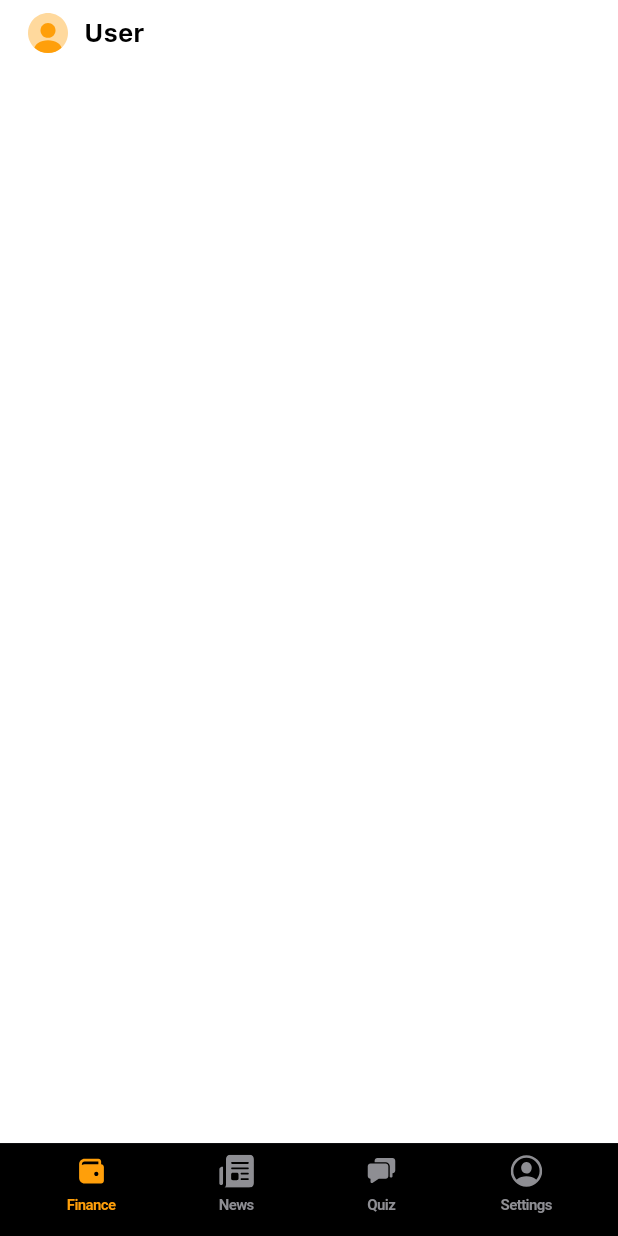
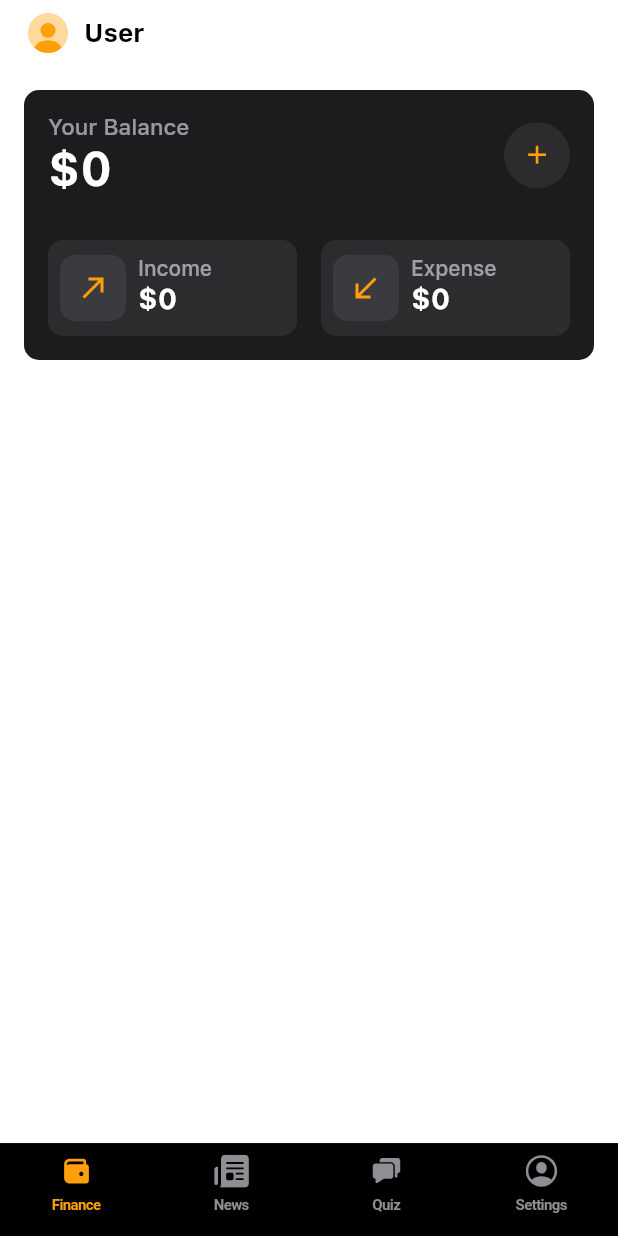
Before and after one commit to kent0505/project11, a Flutter app: the screen it shows after launch, on a phone screen of 412 x 824 dp. Run offline on Flutter 3.47's test engine with Material 3 defaults, Android fonts, the phone set to English and light mode, and no system bars; our stand-ins replace flutter_bloc, flutter_svg, go_router, hive_flutter, image_picker, shared_preferences; accounts and stored records are empty; Roboto replaces fonts that are missing (SFM).

Commit message:
added balance card

```diff
--- a/lib/core/config/router.dart
+++ b/lib/core/config/router.dart
@@ -1,6 +1,7 @@
 import 'package:go_router/go_router.dart';
 
 import '../../features/home/pages/home_page.dart';
+import '../../features/operation/pages/add_operation_page.dart';
 import '../../features/settings/pages/my_profile_page.dart';
 import '../../features/splash/onboard_page.dart';
 import '../../features/splash/splash_page.dart';
@@ -21,6 +22,10 @@ final routerConfig = GoRouter(
       builder: (context, state) => const HomePage(),
     ),
     GoRoute(
+      path: '/add-operation',
+      builder: (context, state) => const AddOperationPage(),
+    ),
+    GoRoute(
       path: '/myprofile',
       builder: (context, state) => const MyProfilePage(),
     ),
--- a/lib/core/utils.dart
+++ b/lib/core/utils.dart
@@ -9,6 +9,8 @@ import 'models/my_model.dart';
 String firstName = 'User';
 String lastName = '';
 String imagePath = '';
+int myIncomes = 0;
+int myExpenses = 0;
 
 // SHARED PREFS
 Future<void> getData() async {
@@ -16,6 +18,8 @@ Future<void> getData() async {
   firstName = prefs.getString('firstName') ?? 'User';
   lastName = prefs.getString('lastName') ?? '';
   imagePath = prefs.getString('imagePath') ?? '';
+  myIncomes = prefs.getInt('myIncomes') ?? 0;
+  myExpenses = prefs.getInt('myExpenses') ?? 0;
 }
 
 Future<void> saveName(String firstName, String lastName) async {
@@ -28,6 +32,15 @@ Future<void> saveImage(String path) async {
   final prefs = await SharedPreferences.getInstance();
   prefs.setString('imagePath', path);
   imagePath = path;
+}
+
+Future<void> saveMoney(int amount, bool income) async {
+  final prefs = await SharedPreferences.getInstance();
+  if (income) {
+    prefs.setInt('myIncomes', amount);
+  } else {
+    prefs.setInt('myExpenses', amount);
+  }
 }
 
 // HIVE
--- a/lib/core/widgets/custom_appbar.dart
+++ b/lib/core/widgets/custom_appbar.dart
@@ -3,7 +3,7 @@ import 'package:flutter/material.dart';
 import 'buttons/arrow_back_button.dart';
 
 class CustomAppbar extends StatelessWidget {
-  const CustomAppbar({super.key, required this.title});
+  const CustomAppbar(this.title, {super.key});
 
   final String title;
 
--- a/lib/features/home/pages/home_page.dart
+++ b/lib/features/home/pages/home_page.dart
@@ -4,6 +4,7 @@ import 'package:flutter_bloc/flutter_bloc.dart';
 import '../../../core/widgets/custom_scaffold.dart';
 import '../../settings/pages/settings_page.dart';
 import '../bloc/home_bloc.dart';
+import '../widgets/balance_card.dart';
 import '../widgets/home_appbar.dart';
 import '../widgets/nav_bar.dart';
 
@@ -40,10 +41,15 @@ class _Home extends StatefulWidget {
 class _HomeState extends State<_Home> {
   @override
   Widget build(BuildContext context) {
-    return const Column(
-      children: [
-        HomeAppbar(),
-      ],
+    return const Padding(
+      padding: EdgeInsets.symmetric(horizontal: 16),
+      child: Column(
+        children: [
+          HomeAppbar(),
+          SizedBox(height: 16),
+          BalanceCard(),
+        ],
+      ),
     );
   }
 }
--- /dev/null
+++ b/lib/features/home/widgets/balance_card.dart
@@ -0,0 +1,148 @@
+import 'package:flutter/cupertino.dart';
+import 'package:flutter/material.dart';
+import 'package:flutter_svg/flutter_svg.dart';
+import 'package:go_router/go_router.dart';
+
+import '../../../core/config/app_colors.dart';
+import '../../../core/utils.dart';
+
+class BalanceCard extends StatelessWidget {
+  const BalanceCard({super.key});
+
+  @override
+  Widget build(BuildContext context) {
+    return Container(
+      height: 180,
+      padding: const EdgeInsets.all(16),
+      decoration: BoxDecoration(
+        color: const Color(0xff1C1C1E),
+        borderRadius: BorderRadius.circular(10),
+      ),
+      child: Column(
+        children: [
+          Row(
+            children: [
+              Column(
+                crossAxisAlignment: CrossAxisAlignment.start,
+                children: [
+                  Text(
+                    'Your Balance',
+                    style: TextStyle(
+                      color: const Color(0xffEBEBF5).withOpacity(0.6),
+                      fontSize: 15,
+                    ),
+                  ),
+                  Text(
+                    '\$${myIncomes - myExpenses}',
+                    style: const TextStyle(
+                      color: Colors.white,
+                      fontSize: 31,
+                      fontFamily: 'SFB',
+                    ),
+                  ),
+                ],
+              ),
+              const Spacer(),
+              CupertinoButton(
+                onPressed: () {
+                  context.push('/add-operation');
+                },
+                padding: EdgeInsets.zero,
+                minSize: 44,
+                child: Container(
+                  height: 44,
+                  width: 44,
+                  decoration: BoxDecoration(
+                    color: const Color(0xffEBEBF5).withOpacity(0.08),
+                    borderRadius: BorderRadius.circular(22),
+                  ),
+                  child: const Center(
+                    child: Icon(
+                      Icons.add,
+                      color: AppColors.yellow,
+                    ),
+                  ),
+                ),
+              ),
+            ],
+          ),
+          const Spacer(),
+          const Row(
+            children: [
+              _IncomeCard(true),
+              SizedBox(width: 16),
+              _IncomeCard(false),
+            ],
+          ),
+        ],
+      ),
+    );
+  }
+}
+
+class _IncomeCard extends StatelessWidget {
+  const _IncomeCard(this.income);
+
+  final bool income;
+
+  @override
+  Widget build(BuildContext context) {
+    return Expanded(
+      child: Container(
+        height: 64,
+        decoration: BoxDecoration(
+          color: const Color(0xffEBEBF5).withOpacity(0.08),
+          borderRadius: BorderRadius.circular(10),
+        ),
+        child: Row(
+          children: [
+            const SizedBox(width: 8),
+            Container(
+              height: 44,
+              width: 44,
+              decoration: BoxDecoration(
+                color: const Color(0xffEBEBF5).withOpacity(0.08),
+                borderRadius: BorderRadius.circular(10),
+              ),
+              child: Center(
+                child: SvgPicture.asset(
+                  income
+                      ? 'assets/income_arrow1.svg'
+                      : 'assets/income_arrow2.svg',
+                ),
+              ),
+            ),
+            const SizedBox(width: 8),
+            SizedBox(
+              height: 42,
+              child: Column(
+                mainAxisAlignment: MainAxisAlignment.spaceBetween,
+                crossAxisAlignment: CrossAxisAlignment.start,
+                children: [
+                  Text(
+                    income ? 'Income' : 'Expense',
+                    style: TextStyle(
+                      color: const Color(0xffEBEBF5).withOpacity(0.6),
+                    ),
+                  ),
+                  Expanded(
+                    child: Text(
+                      income ? '\$$myIncomes' : '\$$myExpenses',
+                      overflow: TextOverflow.ellipsis,
+                      maxLines: 1,
+                      style: const TextStyle(
+                        color: Colors.white,
+                        fontSize: 19,
+                        fontFamily: 'SFB',
+                      ),
+                    ),
+                  ),
+                ],
+              ),
+            ),
+          ],
+        ),
+      ),
+    );
+  }
+}
--- a/lib/features/home/widgets/home_appbar.dart
+++ b/lib/features/home/widgets/home_appbar.dart
@@ -12,7 +12,6 @@ class HomeAppbar extends StatelessWidget {
       height: 44,
       child: Row(
         children: [
-          const SizedBox(width: 16),
           const ProfileImage(height: 32),
           const SizedBox(width: 8),
           Text(
--- a/lib/features/home/widgets/nav_bar.dart
+++ b/lib/features/home/widgets/nav_bar.dart
@@ -16,7 +16,7 @@ class NavBar extends StatelessWidget {
       child: Container(
         height: 62,
         alignment: Alignment.center,
-        padding: const EdgeInsets.symmetric(horizontal: 30),
+        padding: const EdgeInsets.symmetric(horizontal: 20),
         decoration: BoxDecoration(
           color: Colors.black,
           border: Border(
--- /dev/null
+++ b/lib/features/operation/pages/add_operation_page.dart
@@ -0,0 +1,19 @@
+import 'package:flutter/material.dart';
+
+import '../../../core/widgets/custom_appbar.dart';
+import '../../../core/widgets/custom_scaffold.dart';
+
+class AddOperationPage extends StatelessWidget {
+  const AddOperationPage({super.key});
+
+  @override
+  Widget build(BuildContext context) {
+    return const CustomScaffold(
+      body: Column(
+        children: [
+          CustomAppbar('Add operation'),
+        ],
+      ),
+    );
+  }
+}
--- a/lib/features/settings/pages/my_profile_page.dart
+++ b/lib/features/settings/pages/my_profile_page.dart
@@ -25,7 +25,7 @@ class _MyProfilePageState extends State<MyProfilePage> {
     return CustomScaffold(
       body: Column(
         children: [
-          const CustomAppbar(title: 'My Profile'),
+          const CustomAppbar('My Profile'),
           const SizedBox(height: 24),
           const ProfileImage(height: 96),
           const SizedBox(height: 16),
```
Also changed, not shown: assets/income_arrow1.svg (added), assets/income_arrow2.svg (added).
